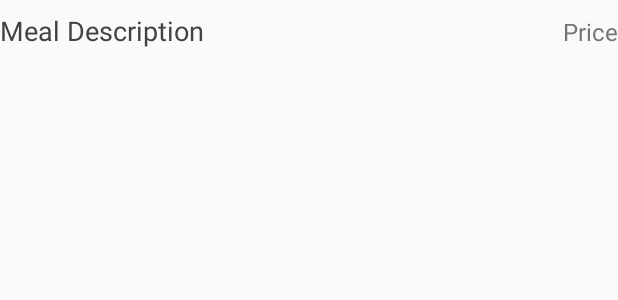
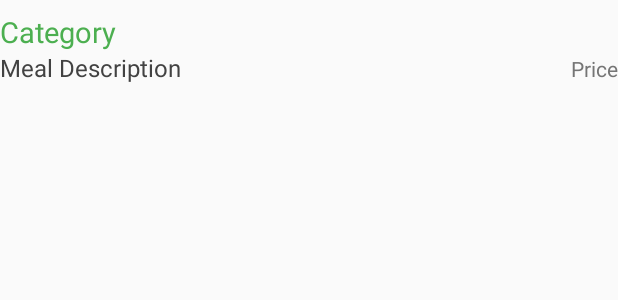
Before and after one commit to MaX-Lo/Mensa-TU-Dresden, an Android app: the layout my_item_view.xml on its own in the app's theme, with its tools: preview values and no code run, on a phone screen of 412 x 824 dp. Shown: the top 300 px of the screen. Run offline under Robolectric (Android 15) with nearby library versions, the phone set to English and light mode, and no system bars; network calls fail.

Commit message:
added category for meals, changed text sizes

```diff
--- a/app/src/main/AndroidManifest.xml
+++ b/app/src/main/AndroidManifest.xml
@@ -14,6 +14,7 @@
         <activity
             android:name=".MainActivity"
             android:label="@string/app_name"
+            android:screenOrientation="portrait"
             android:theme="@style/AppTheme.NoActionBar">
             <intent-filter>
                 <action android:name="android.intent.action.MAIN" />
--- a/app/src/main/java/de/mensa/max/mensatu_dresden/MainActivity.java
+++ b/app/src/main/java/de/mensa/max/mensatu_dresden/MainActivity.java
@@ -74,7 +74,7 @@ public class MainActivity extends AppCompatActivity
         initMealList();
         displayedMeals = new LinkedList<Meal>();
         // adapter for putting data into view
-        mAdapter = new MyAdapter(displayedMeals);
+        mAdapter = new MealRecyclerViewAdapter(displayedMeals);
         mRecyclerView.setAdapter(mAdapter);
 
         DividerItemDecoration dividerItemDecoration = new DividerItemDecoration(mRecyclerView.getContext(),
--- a/app/src/main/res/layout/my_item_view.xml
+++ b/app/src/main/res/layout/my_item_view.xml
@@ -4,32 +4,44 @@
     android:id="@+id/llItem"
     android:layout_width="fill_parent"
     android:layout_height="wrap_content"
+    android:paddingBottom="8dp"
     android:paddingTop="8dip"
-    android:paddingBottom="8dp"
+    android:orientation="vertical">
+
+    <TextView
+        android:id="@+id/tvCategory"
+        android:layout_width="wrap_content"
+        android:layout_height="wrap_content"
+        android:text="@string/category"
+        android:textSize="19sp"
+        android:textColor="@color/colorPrimary"/>
+
+    <LinearLayout
+        android:id="@+id/llItemSecondRow"
+        android:layout_width="fill_parent"
+        android:layout_height="wrap_content"
         android:orientation="horizontal"
         android:weightSum="1.0">
 
-    <TextView
-        xmlns:tools="http://schemas.android.com/tools"
+        <TextView xmlns:tools="http://schemas.android.com/tools"
             android:id="@+id/tvDescription"
             android:layout_width="match_parent"
             android:layout_height="wrap_content"
-        android:text="Meal Description"
             android:layout_marginRight="2dp"
             android:layout_weight="0.18"
-        android:textSize="18sp"
+            android:text="@string/meal_description"
             android:textColor="@color/textBlack"
-        />
+            android:textSize="16sp" />
 
-    <TextView
-        xmlns:tools="http://schemas.android.com/tools"
+        <TextView xmlns:tools="http://schemas.android.com/tools"
             android:id="@+id/tvPrice"
             android:layout_width="match_parent"
             android:layout_height="wrap_content"
-        android:text="Price"
             android:layout_weight="0.82"
+            android:text="@string/price"
             android:textAlignment="viewEnd"
-        android:textSize="16sp"
-        android:textColor="@color/textGrey" />
+            android:textColor="@color/textGrey"
+            android:textSize="14sp" />
 
     </LinearLayout>
+</LinearLayout>
--- a/app/src/main/res/values-v21/styles.xml
+++ b/app/src/main/res/values-v21/styles.xml
@@ -1,4 +1,4 @@
-<resources>
+<resources xmlns:app="http://schemas.android.com/tools">
 
     <style name="AppTheme.NoActionBar">
         <item name="windowActionBar">false</item>
--- a/app/src/main/res/values/strings.xml
+++ b/app/src/main/res/values/strings.xml
@@ -5,6 +5,11 @@
     <string name="navigation_drawer_close">Close navigation drawer</string>
 
     <string name="action_settings">Settings</string>
+
+    <string name="category">Category</string>
+    <string name="meal_description">Meal Description</string>
+    <string name="price">Price</string>
+    <string name="mensen">Mensen</string>
 
     <string-array name="weekdays">
         <item>Sunday</item>
```
Also changed, not shown: app/src/main/java/de/mensa/max/mensatu_dresden/MealRecyclerViewAdapter.java (renamed from app/src/main/java/de/mensa/max/mensatu_dresden/MyAdapter.java, +10 -6 lines), app/src/main/res/layout/nav_header_main.xml (+4 -3 lines), app/src/main/res/menu/main.xml (deleted, +0 -9 lines). Lines whose indentation alone changed are shown as unchanged.
